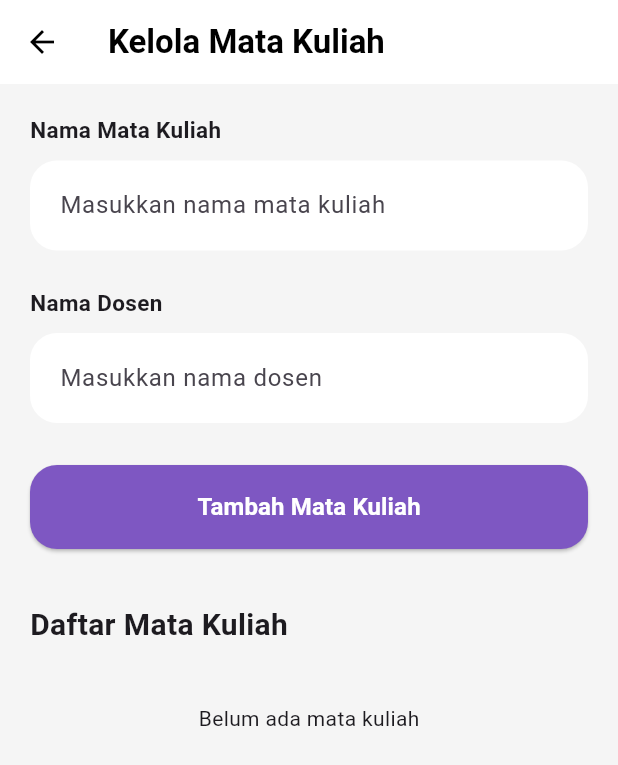
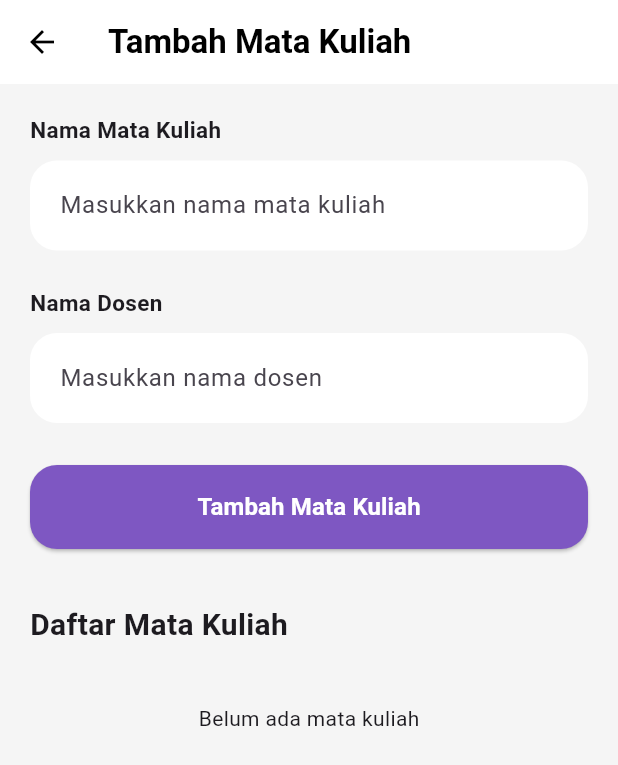
Before and after one commit to MichaelFelixChan/2327240030_catatan-kuliah, a Flutter app: the AddCourseScreen screen opened directly, on a phone screen of 412 x 824 dp. Shown: the top 765 px of the screen. Run offline on Flutter 3.47's test engine with Material 3 defaults, Android fonts, the light colour scheme and no system bars; our stand-ins replace firebase_core, firebase_database; accounts and stored records are empty.

Commit message:
update in screens

```diff
--- a/catatan_kuliah_2327240030/lib/models/note_model.dart
+++ b/catatan_kuliah_2327240030/lib/models/note_model.dart
@@ -1,3 +1,5 @@
+import 'package:firebase_database/firebase_database.dart';
+
 class NoteModel {
   final String id;
   final String courseId;
@@ -21,7 +23,7 @@ class NoteModel {
       'courseName': courseName,
       'title': title,
       'content': content,
-      'timestamp': timestamp,
+      'timestamp': ServerValue.timestamp,
     };
   }
 
--- a/catatan_kuliah_2327240030/lib/screens/add_course_screen.dart
+++ b/catatan_kuliah_2327240030/lib/screens/add_course_screen.dart
@@ -45,7 +45,7 @@ class _AddCourseScreenState extends State<AddCourseScreen> {
         elevation: 0,
         backgroundColor: Colors.white,
         title: const Text(
-          'Kelola Mata Kuliah',
+          'Tambah Mata Kuliah',
           style: TextStyle(color: Colors.black, fontWeight: FontWeight.w700),
         ),
         iconTheme: const IconThemeData(color: Colors.black),
--- a/catatan_kuliah_2327240030/lib/screens/add_note_screen.dart
+++ b/catatan_kuliah_2327240030/lib/screens/add_note_screen.dart
@@ -46,7 +46,7 @@ class _AddNoteScreenState extends State<AddNoteScreen> {
         courseName: selectedCourse.name,
         title: titleController.text.trim(),
         content: contentController.text.trim(),
-        timestamp: DateTime.now().millisecondsSinceEpoch,
+        timestamp: 0,
       );
       await noteService.addNote(note);
       if (mounted) {
--- a/catatan_kuliah_2327240030/lib/screens/home_screen.dart
+++ b/catatan_kuliah_2327240030/lib/screens/home_screen.dart
@@ -230,7 +230,7 @@ class _HomeScreenState extends State<HomeScreen> {
       ),
       floatingActionButton: FloatingActionButton(
         elevation: 4,
-        backgroundColor: const Color(0xFFE57C2),
+        backgroundColor: const Color(0xFF7E57C2),
         shape: RoundedRectangleBorder(
           borderRadius: BorderRadiusGeometry.circular(18),
         ),
```
